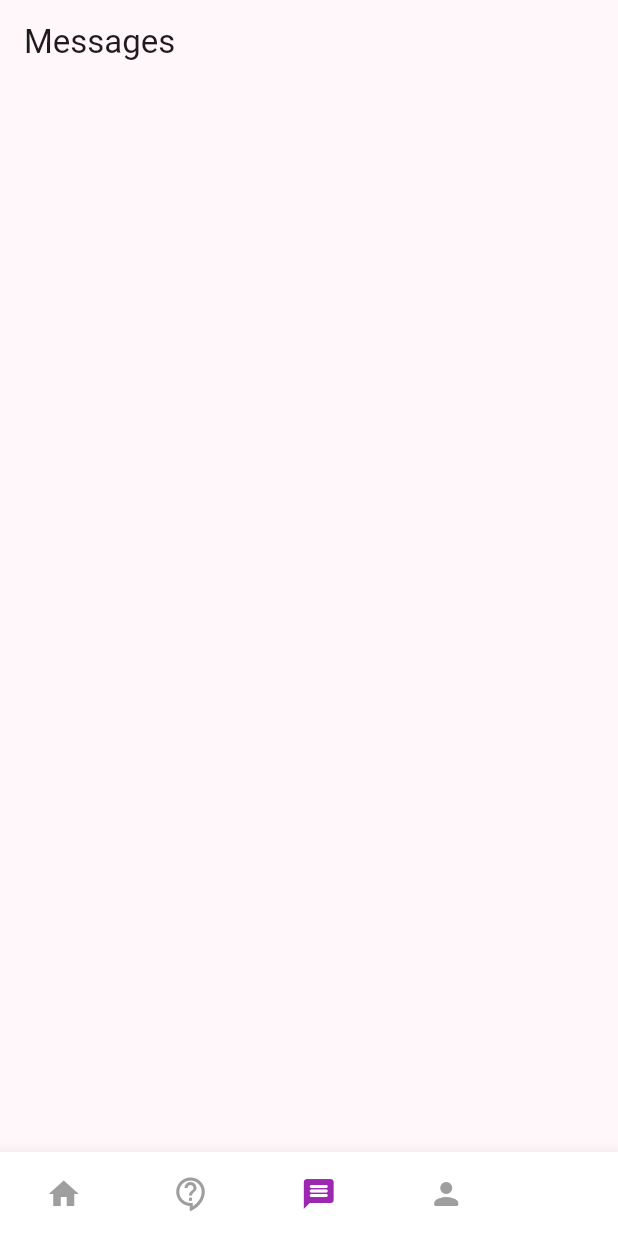
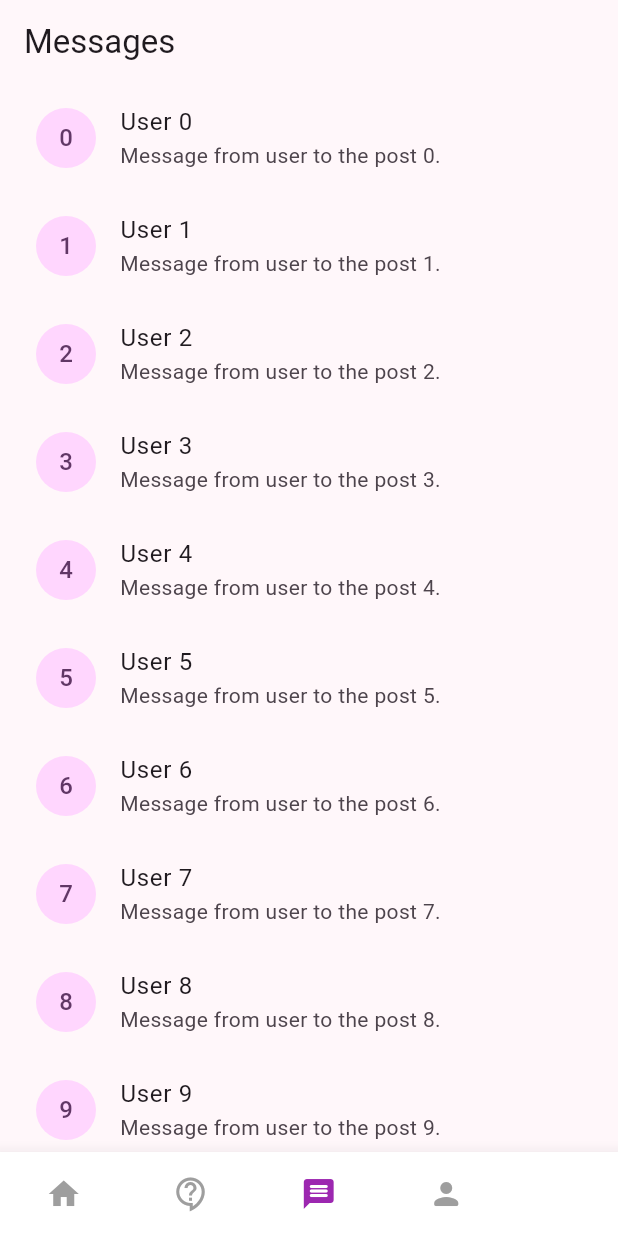
Before and after one commit to CerberusProgrammer/kind_words, a Flutter app: the screen it shows after launch, item 3 of the bottom bar chosen, on a phone screen of 412 x 824 dp. Run offline on Flutter 3.47's test engine with Material 3 defaults, Android fonts, the light colour scheme and no system bars; drawn by our look-alikes of animated_bottom_navigation_bar; our stand-ins replace appinio_swiper, draggable_home, get.

Commit message:
Ventana de mensajes totales e individuales agregadas

```diff
--- a/lib/chat/chat.screen.dart
+++ b/lib/chat/chat.screen.dart
@@ -1,4 +1,6 @@
 import 'package:flutter/material.dart';
+import 'package:get/get.dart';
+import 'package:kind_words/chat/chat.view.screen.dart';
 
 class ChatsScreen extends StatelessWidget {
   const ChatsScreen({super.key});
@@ -10,6 +12,26 @@ class ChatsScreen extends StatelessWidget {
         appBar: AppBar(
           title: const Text('Messages'),
         ),
+        body: ListView.builder(
+          padding: const EdgeInsets.symmetric(horizontal: 8),
+          itemBuilder: (context, index) => ListTile(
+            leading: CircleAvatar(
+              child: Text('$index'),
+            ),
+            title: Text('User $index'),
+            subtitle: Text('Message from user to the post $index.'),
+            onTap: () => Get.to(
+              () => ChatViewScreen(
+                user: index,
+                post: index,
+                message: 'message $index',
+              ),
+            ),
+            shape: RoundedRectangleBorder(
+              borderRadius: BorderRadius.circular(10),
+            ),
+          ),
+        ),
       ),
     );
   }
--- /dev/null
+++ b/lib/chat/chat.view.screen.dart
@@ -0,0 +1,45 @@
+import 'package:flutter/material.dart';
+import 'package:get/get.dart';
+import 'package:kind_words/core/theme/theme.controller.dart';
+
+class ChatViewScreen extends StatelessWidget {
+  const ChatViewScreen({
+    super.key,
+    required this.user,
+    required this.post,
+    required this.message,
+  });
+
+  final int user;
+  final int post;
+  final String message;
+
+  @override
+  Widget build(BuildContext context) {
+    var themeController = Get.find<ThemeController>();
+
+    return Scaffold(
+      appBar: AppBar(
+        title: Text('Message from $user'),
+      ),
+      body: Card(
+        color: themeController.primaryColor.value,
+        child: Column(
+          children: [
+            Expanded(
+              child: Center(
+                child: Text(
+                  message,
+                  style: const TextStyle(
+                    fontSize: 24,
+                    color: Colors.white,
+                  ),
+                ),
+              ),
+            ),
+          ],
+        ),
+      ),
+    );
+  }
+}
--- a/lib/dashboard.screen.dart
+++ b/lib/dashboard.screen.dart
@@ -35,7 +35,8 @@ class _DashboardScreenState extends State<DashboardScreen> {
   Widget build(BuildContext context) {
     final themeController = Get.find<ThemeController>();
 
-    return Obx(() => Scaffold(
+    return Obx(
+      () => Scaffold(
         body: _children[_currentIndex],
         floatingActionButton: (_currentIndex == 0 || _currentIndex == 1)
             ? FloatingActionButton(
@@ -72,6 +73,7 @@ class _DashboardScreenState extends State<DashboardScreen> {
           inactiveColor: Colors.grey,
           splashColor: themeController.primaryColor.value,
         ),
-        ));
+      ),
+    );
   }
 }
```
Lines whose indentation alone changed are shown as unchanged.
